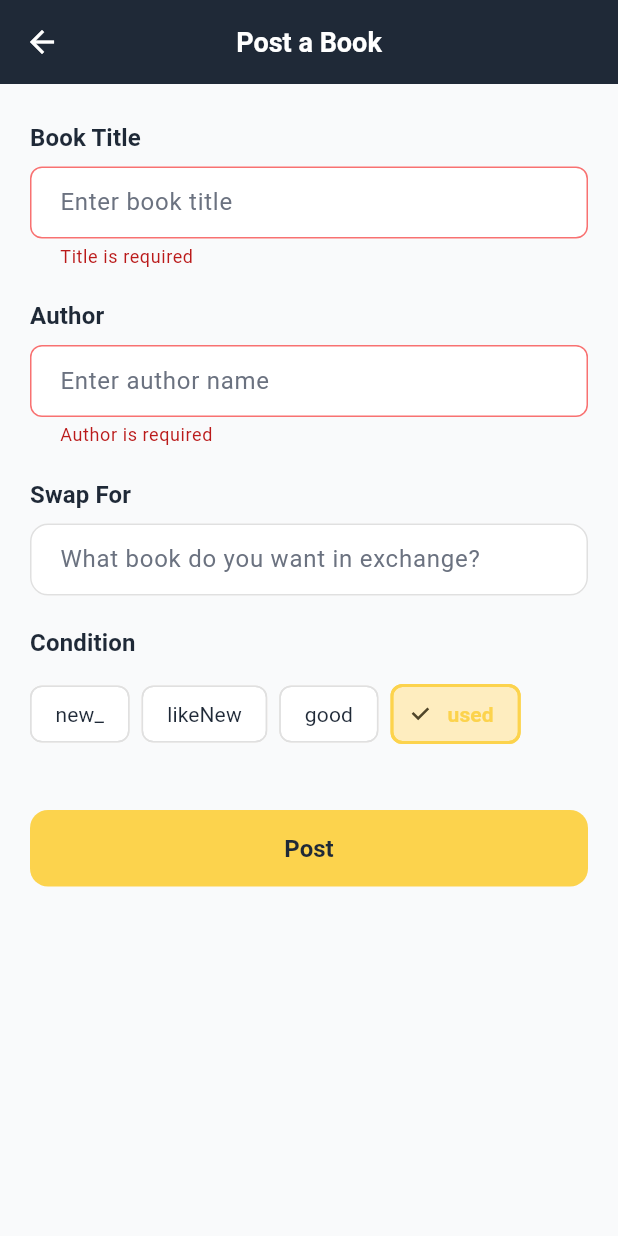
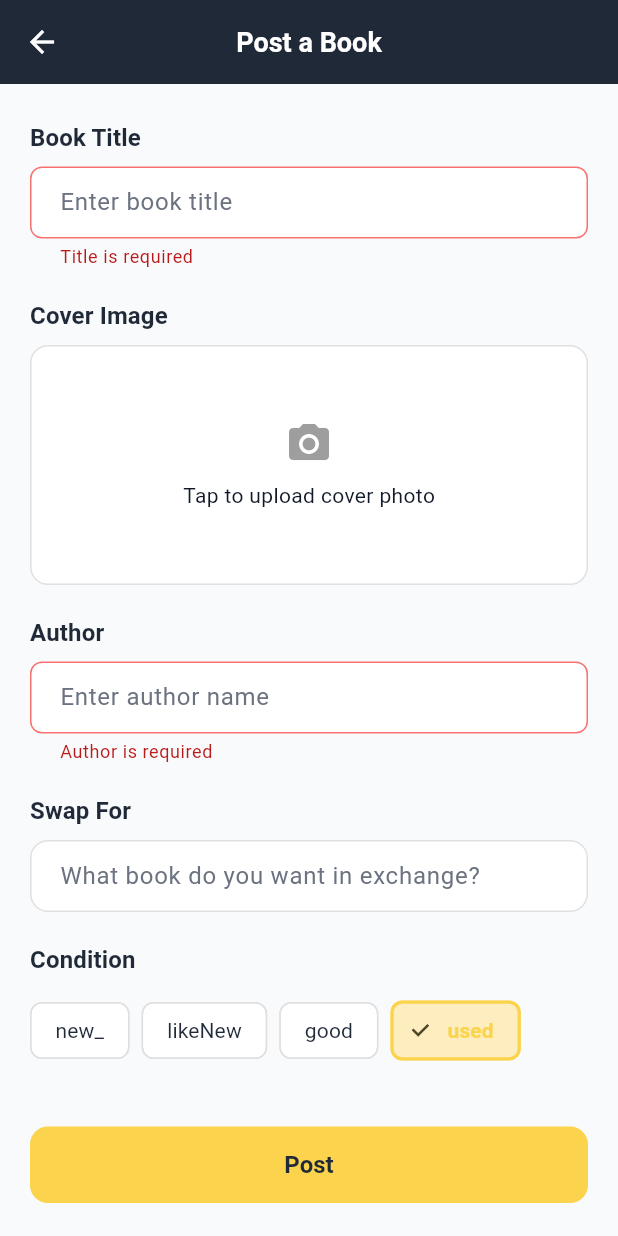
Before and after one commit to Miranics/book_swap, a Flutter app: the PostBookPage screen opened directly, after a tap on "Post", on a phone screen of 412 x 824 dp. Run offline on Flutter 3.47's test engine with Material 3 defaults, Android fonts, the phone set to English and light mode, and no system bars; our stand-ins replace cloud_firestore, firebase_auth, firebase_core, flutter_dotenv, image_picker, supabase_flutter; accounts and stored records are empty.

Commit message:
feat: Integrate Supabase for book cover uploads and add environment configuration

```diff
--- a/lib/presentation/pages/post_book_page.dart
+++ b/lib/presentation/pages/post_book_page.dart
@@ -1,5 +1,9 @@
+import 'dart:typed_data';
+
 import 'package:flutter/material.dart';
+import 'package:image_picker/image_picker.dart';
 import 'package:provider/provider.dart';
+
 import '../../core/theme.dart';
 import '../../domain/models/book_model.dart';
 import '../providers/auth_provider.dart';
@@ -19,6 +23,10 @@ class _PostBookPageState extends State<PostBookPage> {
   late TextEditingController _authorController;
   late BookCondition _selectedCondition;
   final _formKey = GlobalKey<FormState>();
+  final ImagePicker _picker = ImagePicker();
+  XFile? _selectedImage;
+  Uint8List? _imagePreviewBytes;
+  bool _isUploadingImage = false;
 
   @override
   void initState() {
@@ -47,12 +55,27 @@ class _PostBookPageState extends State<PostBookPage> {
         final currentUser = context.read<AuthProvider>().currentUser;
         if (currentUser == null) return;
 
+        String? coverUrl = widget.bookToEdit?.coverImageUrl;
+
+        if (_selectedImage != null) {
+          setState(() => _isUploadingImage = true);
+          coverUrl = await context.read<BookProvider>().uploadBookCover(
+                file: _selectedImage!,
+                userId: currentUser.id,
+              );
+          if (mounted) {
+            setState(() => _isUploadingImage = false);
+          } else {
+            return;
+          }
+        }
+
         final book = BookModel(
           id: widget.bookToEdit?.id ?? '',
           title: _titleController.text,
           author: _authorController.text,
           condition: _selectedCondition,
-          coverImageUrl: widget.bookToEdit?.coverImageUrl,
+          coverImageUrl: coverUrl,
           userId: currentUser.id,
           userName: currentUser.displayName ?? 'Unknown',
           createdAt: widget.bookToEdit?.createdAt ?? DateTime.now(),
@@ -80,8 +103,22 @@ class _PostBookPageState extends State<PostBookPage> {
             backgroundColor: AppTheme.errorColor,
           ),
         );
+        if (mounted) {
+          setState(() => _isUploadingImage = false);
+        }
       }
     }
+  }
+
+  Future<void> _pickImage() async {
+    final XFile? file = await _picker.pickImage(source: ImageSource.gallery);
+    if (file == null) return;
+
+    final Uint8List bytes = await file.readAsBytes();
+    setState(() {
+      _selectedImage = file;
+      _imagePreviewBytes = bytes;
+    });
   }
 
   @override
@@ -131,6 +168,58 @@ class _PostBookPageState extends State<PostBookPage> {
                   }
                   return null;
                 },
+              ),
+              const SizedBox(height: 20),
+              // Cover Image
+              Text(
+                'Cover Image',
+                style: Theme.of(context).textTheme.titleSmall?.copyWith(
+                      fontWeight: FontWeight.bold,
+                      color: AppTheme.primaryColor,
+                    ),
+              ),
+              const SizedBox(height: 8),
+              GestureDetector(
+                onTap: _isUploadingImage ? null : _pickImage,
+                child: Container(
+                  height: 160,
+                  decoration: BoxDecoration(
+                    color: Colors.white,
+                    borderRadius: BorderRadius.circular(12),
+                    border: Border.all(color: Colors.grey.shade300),
+                  ),
+                  child: Center(
+                    child: _isUploadingImage
+                        ? const CircularProgressIndicator()
+                        : _imagePreviewBytes != null
+                            ? ClipRRect(
+                                borderRadius: BorderRadius.circular(12),
+                                child: Image.memory(
+                                  _imagePreviewBytes!,
+                                  fit: BoxFit.cover,
+                                  width: double.infinity,
+                                ),
+                              )
+                            : widget.bookToEdit?.coverImageUrl != null
+                                ? ClipRRect(
+                                    borderRadius: BorderRadius.circular(12),
+                                    child: Image.network(
+                                      widget.bookToEdit!.coverImageUrl!,
+                                      fit: BoxFit.cover,
+                                      width: double.infinity,
+                                    ),
+                                  )
+                                : Column(
+                                    mainAxisAlignment: MainAxisAlignment.center,
+                                    children: const [
+                                      Icon(Icons.photo_camera,
+                                          color: Colors.grey, size: 32),
+                                      SizedBox(height: 8),
+                                      Text('Tap to upload cover photo'),
+                                    ],
+                                  ),
+                  ),
+                ),
               ),
               const SizedBox(height: 20),
               // Author
--- /dev/null
+++ b/lib/services/storage_service.dart
@@ -0,0 +1,63 @@
+import 'dart:typed_data';
+
+import 'package:image_picker/image_picker.dart';
+import 'package:path/path.dart' as p;
+import 'package:supabase_flutter/supabase_flutter.dart';
+
+class StorageService {
+  StorageService({required SupabaseClient client, required String bucketName})
+      : _client = client,
+        _bucketName = bucketName;
+
+  final SupabaseClient _client;
+  final String _bucketName;
+
+  Future<String> uploadBookCover({
+    required XFile file,
+    required String userId,
+  }) async {
+    final Uint8List bytes = await file.readAsBytes();
+    final String extension = _resolveExtension(file);
+    final String objectPath = _buildObjectPath(userId, extension);
+
+    await _client.storage.from(_bucketName).uploadBinary(
+          objectPath,
+          bytes,
+          fileOptions: FileOptions(
+            contentType: _resolveMimeType(extension),
+            upsert: false,
+          ),
+        );
+
+    return _client.storage.from(_bucketName).getPublicUrl(objectPath);
+  }
+
+  String _buildObjectPath(String userId, String extension) {
+    final int timestamp = DateTime.now().millisecondsSinceEpoch;
+    return 'book_covers/$userId/cover_$timestamp.$extension';
+  }
+
+  String _resolveExtension(XFile file) {
+    final String? name = file.name.isNotEmpty ? file.name : null;
+    final String rawExtension =
+        name != null ? p.extension(name).replaceFirst('.', '') : '';
+    if (rawExtension.isNotEmpty) {
+      return rawExtension;
+    }
+    final String pathExtension = p.extension(file.path).replaceFirst('.', '');
+    return pathExtension.isNotEmpty ? pathExtension : 'jpg';
+  }
+
+  String _resolveMimeType(String extension) {
+    switch (extension.toLowerCase()) {
+      case 'png':
+        return 'image/png';
+      case 'gif':
+        return 'image/gif';
+      case 'webp':
+        return 'image/webp';
+      default:
+        return 'image/jpeg';
+    }
+  }
+}
--- a/pubspec.yaml
+++ b/pubspec.yaml
@@ -46,6 +46,9 @@ dependencies:
 
   # Image handling
   image_picker: ^1.2.0
+  supabase_flutter: ^2.5.8
+  flutter_dotenv: ^5.1.0
+  path: ^1.9.0
 
   # Internationalization
   intl: ^0.19.0
```
Also changed, not shown: lib/main.dart (+39 -2 lines), lib/presentation/providers/book_provider.dart (+21 -1 lines), 3 other files.
